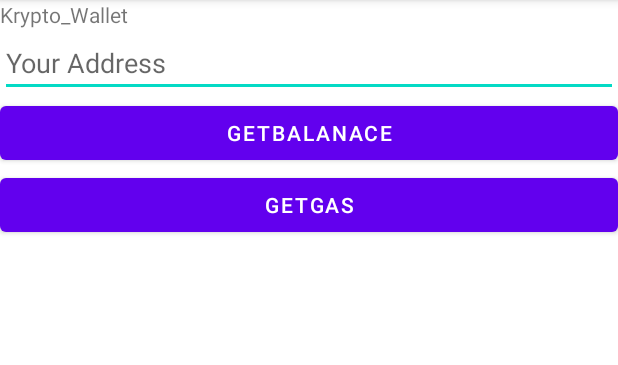
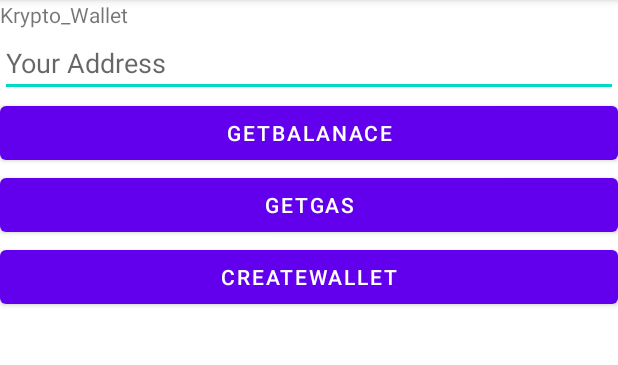
Before and after one commit to junvictory/-Sogang-CryptoWallet-Project, an Android app: the screen it shows after launch (MainActivity), on a phone screen of 412 x 824 dp, the part 84-449 px from its top. Run offline under Robolectric (Android 15) with nearby library versions, the phone set to English and light mode, and no system bars; libraries missing offline, so code that uses them is left out: cash.z.ecc, org.web3j.crypto, org.web3j.protocol, org.web3j.tx, org.web3j.utils; 5 statements that could not run were skipped.

Commit message:
[update] create wallet
[update] create wallet

```diff
--- a/app/src/main/java/kr/icclab/kyptowallet/MainActivity.kt
+++ b/app/src/main/java/kr/icclab/kyptowallet/MainActivity.kt
@@ -1,20 +1,23 @@
 package kr.icclab.kyptowallet
 
+import android.os.Bundle
+import android.text.method.ScrollingMovementMethod
+import android.util.Log
 import androidx.appcompat.app.AppCompatActivity
-import android.os.Bundle
 import cash.z.ecc.android.bip39.Mnemonics
-import cash.z.ecc.android.bip39.toSeed
+import cash.z.ecc.android.bip39.Mnemonics.MnemonicCode
 import kotlinx.android.synthetic.main.activity_main.*
+import org.web3j.crypto.Credentials
+import org.web3j.crypto.ECKeyPair
+import org.web3j.crypto.Wallet
 import org.web3j.protocol.Web3j
 import org.web3j.protocol.core.DefaultBlockParameter
-import org.web3j.protocol.core.methods.response.EthGasPrice
-import org.web3j.protocol.core.methods.response.EthGetBalance
+import org.web3j.protocol.core.RemoteCall
+import org.web3j.protocol.core.methods.response.*
 import org.web3j.protocol.http.HttpService
-import org.web3j.protocol.core.methods.response.EthGetTransactionCount
-import org.web3j.protocol.core.methods.response.EthBlockNumber
-import org.web3j.protocol.core.methods.response.EthAccounts
-
-import cash.z.ecc.android.bip39.Mnemonics.MnemonicCode
+import org.web3j.tx.Transfer
+import org.web3j.utils.Convert
+import java.math.BigDecimal
 
 
 class MainActivity : AppCompatActivity() {
@@ -26,8 +29,15 @@ class MainActivity : AppCompatActivity() {
 
     var RPC_Server = "http://163.239.24.30:7545/"
     var web3j : Web3j = Web3j.build(HttpService())
-
-
+    val temp_PRIKey :String = "ea18953de81a4c78a0351b73734650040e3e3b12"
+    val temp_PUBKey : String = "43c11d18292d63f4b13e96dad70d37373e32bc683b715985a5c15e419791d486bb500309ee63643b73e33443b2e45c4a76fa1850e7bb9d0ddb2b8b86930efd56"
+//    * CPU/Memory cost parameter. Must be larger than 1, a power of 2 and less than 2^(128 * r / 8).
+//    */
+//    private static final int N = 1 << 9;
+//    /**
+//     * Parallelization parameter. Must be a positive integer less than or equal to Integer.MAX_VALUE / (128 * r * 8).
+//     */
+//    private static final int P = 1;
 
     override fun onCreate(savedInstanceState: Bundle?) {
         super.onCreate(savedInstanceState)
@@ -35,21 +45,23 @@ class MainActivity : AppCompatActivity() {
 
         web3j  = Web3j.build(HttpService(RPC_Server))
 
-
+        log_TextView.setMovementMethod(ScrollingMovementMethod())
 
         var versionWeb3j = web3j.web3ClientVersion().sendAsync().get()
         System.out.println(versionWeb3j.web3ClientVersion.toString())
 
-
-
+//        WalletUtils.gener
+//        web3j.ethAccounts().jsonr
         getGas_Button.setOnClickListener {
-            logRender(getGas()?.gasPrice.toString())
+//            logRender(getGas()?.gasPrice.toString())
+            var crend : Credentials = Credentials.create(temp_PRIKey,temp_PUBKey.toString())
+            sendEth(crend,address_EditText.text.toString(),1.0,0.0f)
         }
         getBalance_Button.setOnClickListener {
+
             var getB = getEthBalance(address_EditText.text.toString())
-
             if (getB != null) {
-                logRender(getB.balance.toString())
+//                logRender(getB.balance.toString())
             }
         }
 
@@ -57,19 +69,64 @@ class MainActivity : AppCompatActivity() {
         textView.text = ethGasPrice.gasPrice.toString()
 
 
+        //create(String password, ECKeyPair ecKeyPair, int n, int p)
+        //Wallet Create
+        val password = "password"
+        createWallet_Button.setOnClickListener {
+            val mnemonicCode: MnemonicCode = MnemonicCode(Mnemonics.WordCount.COUNT_12)
 
-        val mnemonicCode: MnemonicCode = MnemonicCode(Mnemonics.WordCount.COUNT_12)
-        val seed: ByteArray = mnemonicCode.toSeed()
 
-        for (word in mnemonicCode) {
-            logRender(word.toString()+"\n")
+            val seed: ByteArray = mnemonicCode.toEntropy()
+            for (word in mnemonicCode) {
+                logRender(word.toString()+"\n")
+            }
+            val eck: ECKeyPair = ECKeyPair.create(seed)
+
+            val createWallet = Wallet.createLight(password,eck)
+            val creden : Credentials = Credentials.create(createWallet.address)
+
+
+            logRender(createWallet.address.toString())
+            logRender(creden.address.toString())
+            logRender(creden.ecKeyPair.privateKey.toString())
+            logRender(creden.ecKeyPair.publicKey.toString())
+
+            Log.d("Key",createWallet.address.toString())
+            Log.d("CredenKey",creden.address.toString())
+            Log.d("CredenPrivateKey",creden.ecKeyPair.privateKey.toString(16))
+            Log.d("CredenPublicKey",creden.ecKeyPair.publicKey.toString(16))
+            Log.d("HashKey",hashCode().toString() )
+        //            logRender(eck.privateKey.toString())
+//            val create = Wallet.create(password,eck ,2,1)
+//            logRender(create.address.toString())
+//            ECKeyPair.create(ByteArray)
         }
+
+
+
+        //MnemonicCode Start
+
 
 
     }
 
+    //(Web3j web3j,
+    //                                                       org.web3j.crypto.Credentials credentials,
+    //                                                       java.lang.String toAddress,
+    //                                                       java.math.BigDecimal value,
+    //                                                       org.web3j.utils.Convert.Unit uni)
+    override fun hashCode(): Int {
+        var result = if (temp_PRIKey != null) temp_PRIKey.hashCode() else 0
+        result = 31 * result + if (temp_PUBKey != null) temp_PUBKey.hashCode() else 0
+        return result
+    }
 
 
+    fun sendEth(credentials: Credentials,withKey: String,withEth: Double, gas : Float) : RemoteCall<TransactionReceipt>? {
+        val result = Transfer.sendFunds(web3j,credentials,withKey, BigDecimal.valueOf(withEth),Convert.Unit.ETHER)
+        result.sendAsync()
+        return result
+    }
     fun getGas() : EthGasPrice?{
         val result = EthGasPrice()
         web3j.ethGasPrice().sendAsync().get()
@@ -77,13 +134,17 @@ class MainActivity : AppCompatActivity() {
     }
 
     fun getEthBalance(str: String): EthGetBalance? {
-        val result = EthGetBalance()
-        web3j.ethGetBalance(
-            str.toString(),
+        val result = web3j.ethGetBalance(
+            str,
             DefaultBlockParameter.valueOf("latest")
         )
             .sendAsync()
             .get()
+
+//        val balance: BigInteger = result.balance
+
+
+        Log.d("balance", result.balance.toString())
 
         return result
     }
@@ -108,6 +169,7 @@ class MainActivity : AppCompatActivity() {
     }
 
     fun getEthAccounts(): EthAccounts? {
+
         var result: EthAccounts? = EthAccounts()
         result = web3j.ethAccounts()
             .sendAsync()
--- a/app/src/main/res/layout/activity_main.xml
+++ b/app/src/main/res/layout/activity_main.xml
@@ -5,6 +5,7 @@
     android:layout_width="match_parent"
     android:layout_height="match_parent"
     android:orientation="vertical"
+    android:scrollbars="vertical"
     tools:context=".MainActivity">
 
     <TextView
@@ -36,12 +37,20 @@
         android:text="getGas"
         />
 
+    <Button
+        android:id="@+id/createWallet_Button"
+        android:layout_width="match_parent"
+        android:layout_height="wrap_content"
+        android:text="CreateWallet"
+        />
+
 
     <TextView
         android:id="@+id/log_TextView"
         android:layout_width="match_parent"
         android:layout_height="wrap_content"
-        android:inputType="textMultiLine"/>
+        android:inputType="textMultiLine"
+        android:scrollbars="vertical"/>
 
 
 </LinearLayout>
```
